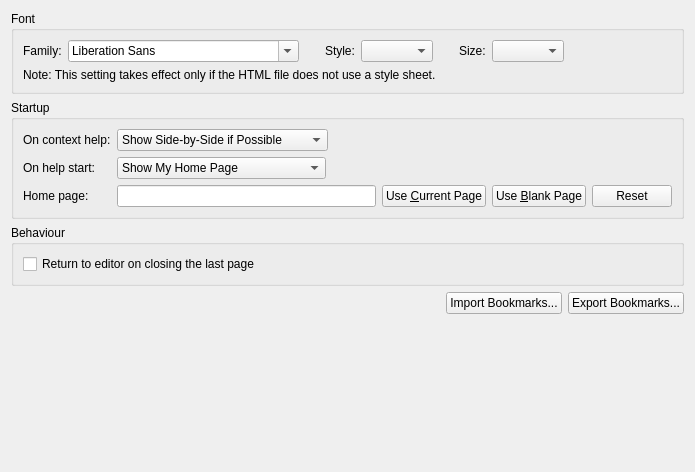
Before: the Qt Designer form src/plugins/help/generalsettingspage.ui in qt-creator/qt-creator, drawn with Qt 5.
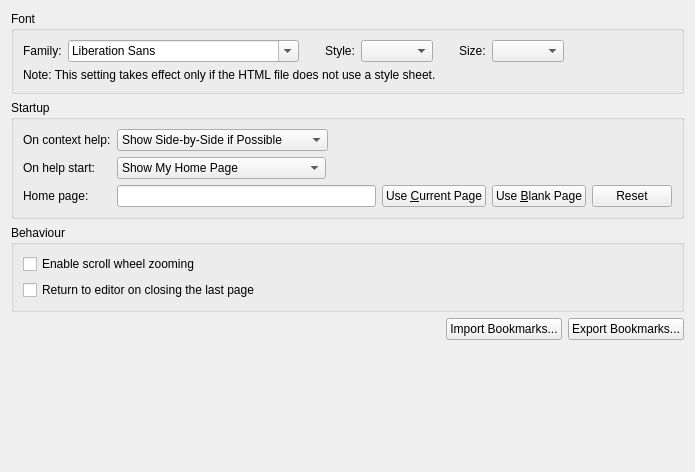
After: the same form once the commit is applied.

Commit message:
Help viewer: Add option for scroll wheel zooming
Fixes: QTCREATORBUG-14154

Patch:
```diff
--- a/src/plugins/help/generalsettingspage.ui
+++ b/src/plugins/help/generalsettingspage.ui
@@ -288,6 +288,13 @@
       <string>Behaviour</string>
      </property>
      <layout class="QVBoxLayout" name="verticalLayout_4">
+      <item>
+       <widget class="QCheckBox" name="scrollWheelZooming">
+        <property name="text">
+         <string>Enable scroll wheel zooming</string>
+        </property>
+       </widget>
+      </item>
       <item>
        <widget class="QCheckBox" name="m_returnOnClose">
         <property name="toolTip">
```
The commit also changes 11 other files.
